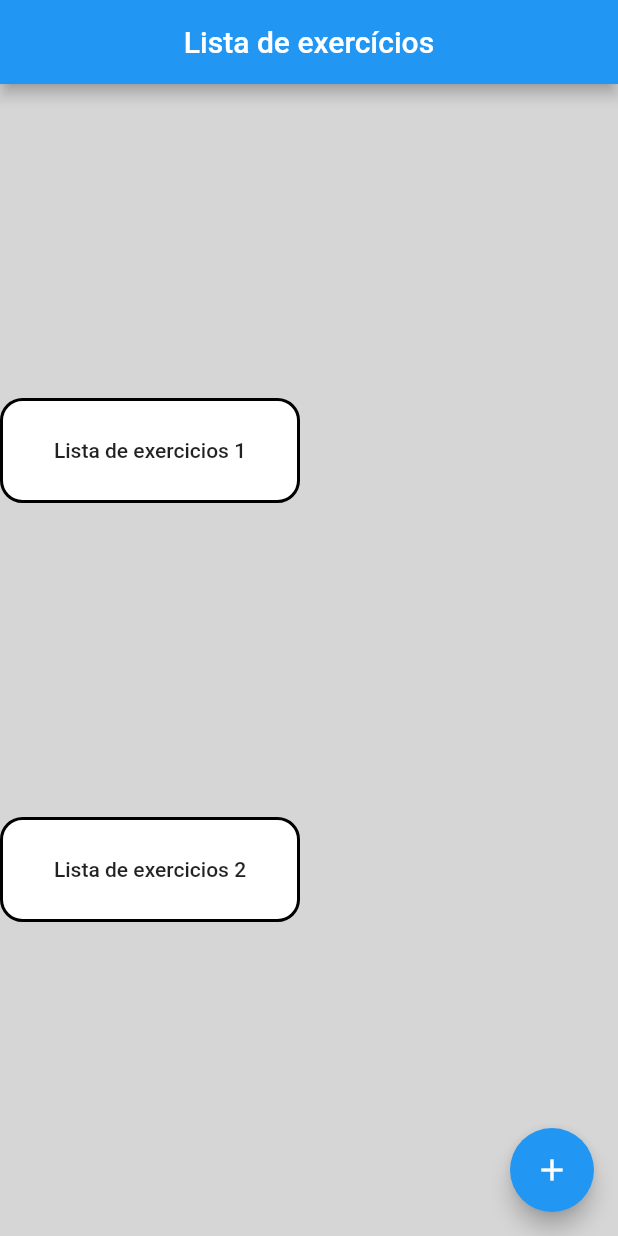
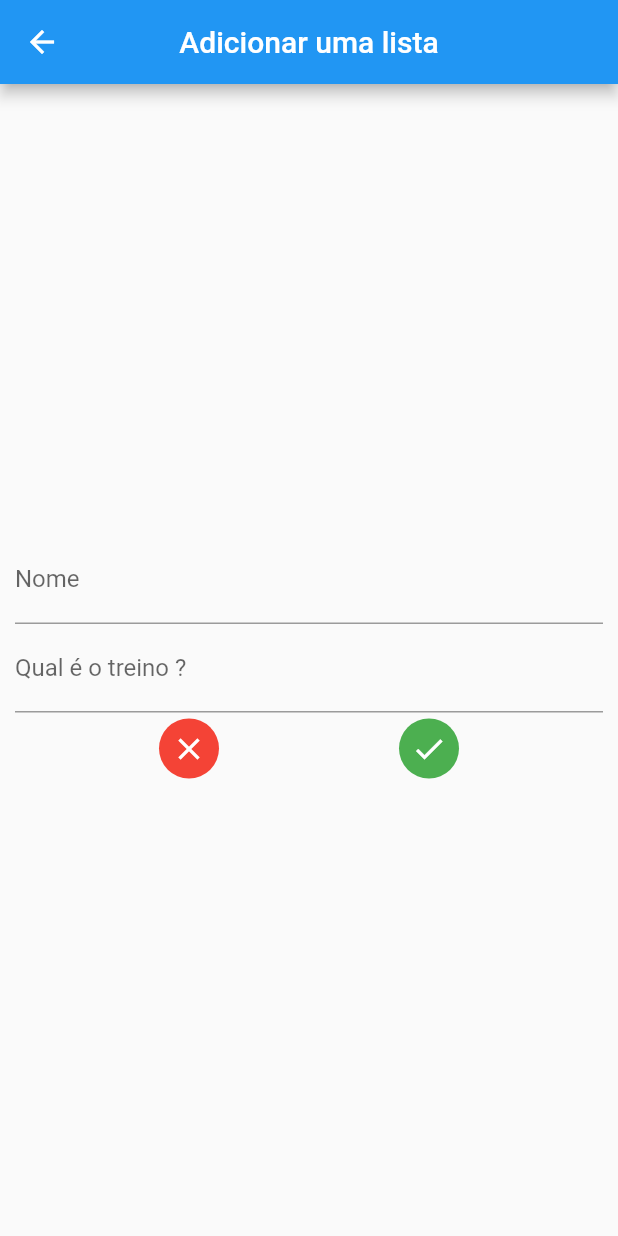
Before and after one commit to rodrigofbms/appListaExercicios, a Flutter app: the screen it shows after launch, after a tap on the "add" icon, on a phone screen of 412 x 824 dp. Run offline on Flutter 3.47's test engine with Material 2 defaults, Android fonts, the phone set to English and light mode, and no system bars.

Commit message:
Melhorando a tela inicial, a tela adicionar e criando a nova tela de exercicios

```diff
--- /dev/null
+++ b/lib/src/Exercicio/umExercicio-screen.dart
@@ -0,0 +1,18 @@
+import 'package:flutter/material.dart';
+
+
+
+class UmExercicioScreen extends StatelessWidget {
+  final posicao;
+  final  nome;
+
+  const UmExercicioScreen(this.posicao, this.nome);
+
+
+  @override
+  Widget build(BuildContext context) {
+    return Scaffold(
+
+    );
+  }
+}
--- /dev/null
+++ b/lib/src/add/add-screen.dart
@@ -0,0 +1,89 @@
+import 'package:flutter/material.dart';
+import 'package:lista_exercicios/src/home/home-screen.dart';
+
+class AddScreen extends StatefulWidget {
+  _AddScreenState createState() => _AddScreenState();
+}
+
+class _AddScreenState extends State<AddScreen> {
+  final _nomeController = TextEditingController();
+  final _subtituloController = TextEditingController();
+  bool _editedList = false;
+
+  @override
+  Widget build(BuildContext context) {
+    return Scaffold(
+      appBar: AppBar(
+        title: new Text("Adicionar uma lista"),
+        centerTitle: true,
+      ),
+      body: new Center(
+        child: SingleChildScrollView(
+          padding: EdgeInsets.all(10.0),
+          child: Column(
+            children: <Widget>[
+              TextField(
+                controller: _nomeController,
+                decoration: InputDecoration(labelText: "Nome"),
+                onChanged: (text) {
+                  _editedList = true;
+                },
+                keyboardType: TextInputType.text,
+              ),
+              TextField(
+                controller: _subtituloController,
+                decoration: InputDecoration(labelText: "Qual é o treino ?"),
+                onChanged: (text) {
+                  _editedList = true;
+                },
+                keyboardType: TextInputType.text,
+              ),
+              new Row(
+                mainAxisAlignment: MainAxisAlignment.spaceEvenly,
+                children: <Widget>[
+                  MaterialButton(
+                    padding: new EdgeInsets.all(0.0),
+                    onPressed: () {
+                      Navigator.of(context).pop();
+                    },
+                    child: new CircleAvatar(
+                      backgroundColor: Colors.red,
+                      child: new Icon(
+                        Icons.close,
+                        color: Colors.white,
+                      ),
+                    ),
+                  ),
+                  MaterialButton(
+                    padding: new EdgeInsets.all(0.0),
+                    onPressed: () {
+                      homeState.setState(() {
+                        if(_nomeController == null||_subtituloController == null){
+                        listasExercicios.add(homeState.botaoExercicio(
+                            _nomeController.text,
+                            homeState.context,
+                            listasExercicios.length));
+                            Navigator.of(context).pop();
+                      }else{
+                        Navigator.of(context).pop();
+                      }
+                      });
+
+                    },
+                    child: new CircleAvatar(
+                      backgroundColor: Colors.green,
+                      child: new Icon(
+                        Icons.check,
+                        color: Colors.white,
+                      ),
+                    ),
+                  )
+                ],
+              ),
+            ],
+          ),
+        ),
+      ),
+    );
+  }
+}
--- a/lib/src/app-screen.dart
+++ b/lib/src/app-screen.dart
@@ -5,6 +5,7 @@ class App extends StatelessWidget {
   @override
   Widget build(BuildContext context) {
     return MaterialApp(
+      debugShowCheckedModeBanner: false,
       home: new HomeScreen(),
     );
   }
--- a/lib/src/home/home-screen.dart
+++ b/lib/src/home/home-screen.dart
@@ -1,6 +1,26 @@
 import 'package:flutter/material.dart';
+import 'package:lista_exercicios/src/Exercicio/exercicio-screen.dart';
+import 'package:lista_exercicios/src/add/add-screen.dart';
 
-class HomeScreen extends StatelessWidget {
+List listasExercicios = new List();
+HomeScreenState homeState = new HomeScreenState();
+class HomeScreen extends StatefulWidget {
+  @override
+  HomeScreenState createState() {
+    return homeState;
+  }
+}
+
+class HomeScreenState extends State<HomeScreen> {
+  @override
+  void initState() {
+    listasExercicios = [
+      botaoExercicio("Lista de exercicios 1", context, 0),
+      botaoExercicio("Lista de exercicios 2", context, 1),
+    ];
+    super.initState();
+  }
+
   @override
   Widget build(BuildContext context) {
     return Scaffold(
@@ -9,32 +29,38 @@ class HomeScreen extends StatelessWidget {
         title: new Text("Lista de exercícios"),
         centerTitle: true,
       ),
-      body: new Column(
-        children: <Widget>[
-          botaoExercicio("Lista de exercicios 1",context,context),
-          botaoExercicio("Lista de exercicios 2",context,context),
-        ],
-        mainAxisAlignment: MainAxisAlignment.spaceEvenly,
+      body: ListView.builder(
+        itemCount: listasExercicios.length,
+        itemBuilder: (BuildContext context, int index) {
+          return listasExercicios[index];
+        },
       ),
       floatingActionButton: new FloatingActionButton(
         child: new Icon(Icons.add),
         onPressed: () {
-          //TODO: tela add
+          Navigator.of(context)
+              .push(MaterialPageRoute(builder: (BuildContext context) {
+            return new AddScreen();
+          }));
         },
       ),
     );
   }
 
-  Widget botaoExercicio(String nome,context,tela) {
+  dynamic botaoExercicio(String nome, context, pos) {
     return MaterialButton(
-      padding: new EdgeInsets.all(0.0),
-      onPressed: (){
-        Navigator.of(context).push(MaterialPageRoute(builder: (BuildContext context) {
-          return tela;
+      highlightColor: Colors.transparent,
+      splashColor: Colors.transparent,
+      padding: new EdgeInsets.only(top: 15),
+      onPressed: () {
+        Navigator.of(context)
+            .push(MaterialPageRoute(builder: (BuildContext context) {
+          return new ExercicioScreenState(pos, nome);
         }));
       },
-          child: new Container(
-        width: 200,
+      child: new Container(
+        width: double.infinity,
+        margin: new EdgeInsets.only(left: 15, right: 15),
         height: 70,
         child: new Text(nome),
         alignment: Alignment.center,
--- /dev/null
+++ b/lib/src/objects/Lista.dart
@@ -0,0 +1,14 @@
+import 'package:flutter/widgets.dart';
+
+class Lista extends StatelessWidget {
+  final String nome;
+  final String Subtitulo;
+
+  const Lista({ this.nome, this.Subtitulo});
+
+
+  @override
+  Widget build(BuildContext context) {
+    return null;
+  }
+}
--- /dev/null
+++ b/lib/src/objects/exercise.dart
@@ -0,0 +1,15 @@
+import 'package:flutter/widgets.dart';
+
+class Exercise extends StatelessWidget {
+  final String nome;
+  final int repeticoes;
+  final int qntPorRepeticoes;
+
+  const Exercise({this.qntPorRepeticoes, this.repeticoes, this.nome});
+
+
+  @override
+  Widget build(BuildContext context) {
+    return null;
+  }
+}
--- a/pubspec.yaml
+++ b/pubspec.yaml
@@ -7,7 +7,6 @@ environment:
   sdk: ">=2.0.0-dev.68.0 <3.0.0"
 
 dependencies:
-  cloud_firestore: ^0.8.2+3
   flutter:
     sdk: flutter
 
```
Also changed, not shown: lib/src/Exercicio/exercicio-screen.dart (added, +58 -0 lines), 7 other files.
